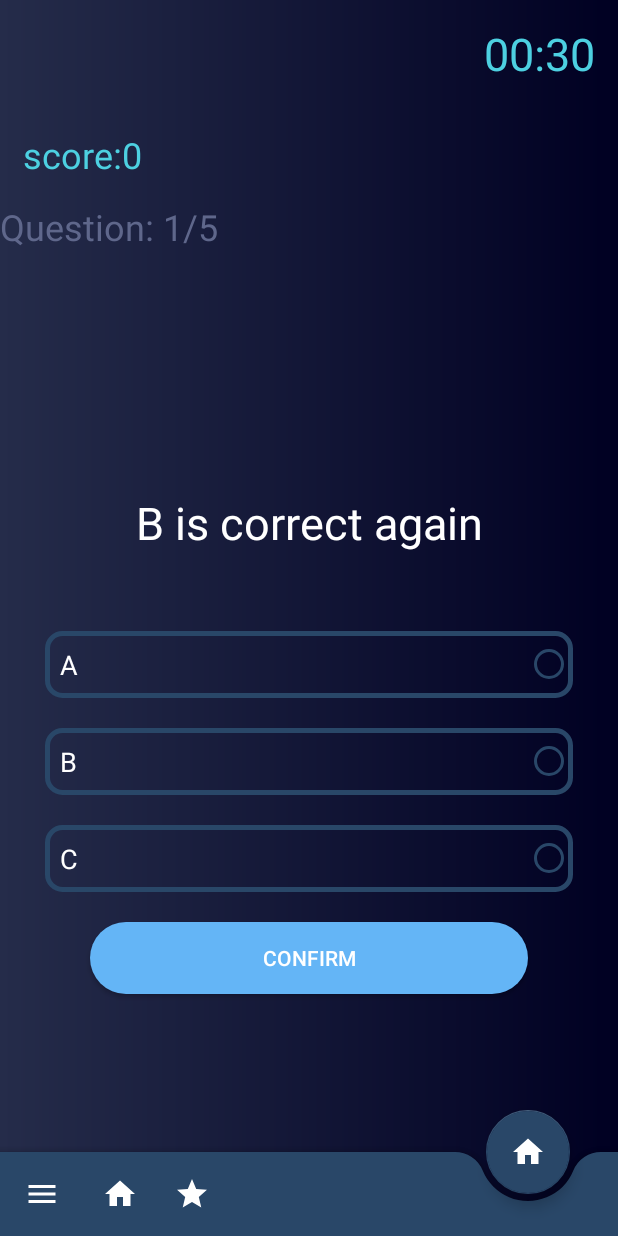
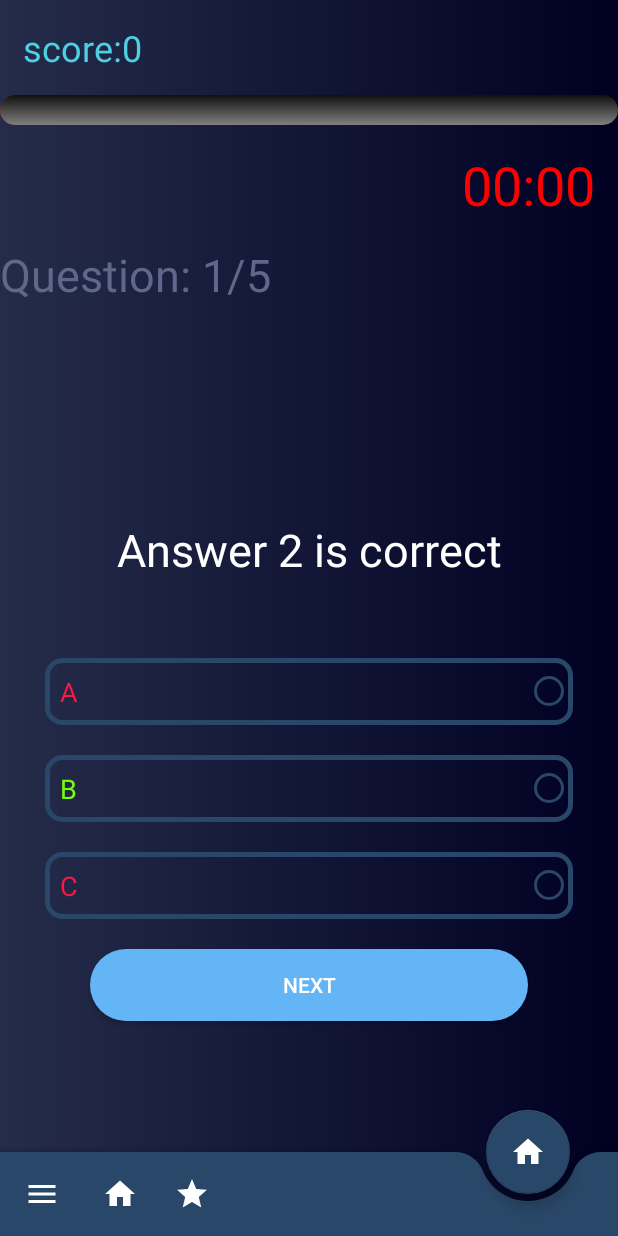
Before and after one commit to alaasahraoui/mini_projet_android, an Android app: the Activity3 screen opened directly, with no data from a screen before it, after a tap on an icon or button, on a phone screen of 412 x 824 dp. Run offline under Robolectric (Android 15) with nearby library versions, the phone set to English and light mode, and no system bars.

Commit message:
added  progress bar

```diff
--- a/app/src/main/java/com/example/myapp6/QuizActivity.java
+++ b/app/src/main/java/com/example/myapp6/QuizActivity.java
@@ -2,10 +2,14 @@ package com.example.myapp6;
 
 import android.content.res.ColorStateList;
 import android.graphics.Color;
-
+import android.os.AsyncTask;
 import android.os.Bundle;
+import android.os.CountDownTimer;
+import android.os.Handler;
+import android.os.SystemClock;
 import android.view.View;
 import android.widget.Button;
+import android.widget.ProgressBar;
 import android.widget.RadioButton;
 import android.widget.RadioGroup;
 import android.widget.TextView;
@@ -15,8 +19,30 @@ import androidx.appcompat.app.AppCompatActivity;
 
 import java.util.Collections;
 import java.util.List;
+import java.util.Locale;
 
-public class QuizActivity extends AppCompatActivity {
+public class QuizActivity extends  AppCompatActivity {
+    private Handler myhandler=new Handler();
+
+
+
+
+
+
+
+
+
+
+
+
+
+
+
+
+
+    public static final String EXTRA_SCORE = "extraScore";
+    private static final long COUNTDOWN_IN_MILLIS = 30000;
+    public ProgressBar progressBar, myProgressBar;
     private TextView textViewQuestion;
     private TextView textViewScore;
     private TextView textViewQuestionCount;
@@ -28,7 +54,12 @@ public class QuizActivity extends AppCompatActivity {
     private Button buttonConfirmNext;
 
     private ColorStateList textColorDefaultRb;
+    private ColorStateList textColorDefaultCd;
 
+    private CountDownTimer countDownTimer;
+    private long timeLeftInMillis;
+
+    private long backPressedTime;
     private List<Question> questionList;
     private int questionCounter;
     private int questionCountTotal;
@@ -36,14 +67,32 @@ public class QuizActivity extends AppCompatActivity {
 
     private int score;
     private boolean answered;
+public int progress_status=0;
+
 
     @Override
     protected void onCreate(Bundle savedInstanceState) {
         super.onCreate(savedInstanceState);
         setContentView(R.layout.activity_quiz);
+        mythread();
+
+
+
+
+
+
+
+
+
 
         textViewQuestion = findViewById(R.id.qst_textview);
         textViewScore = findViewById(R.id.score_textview);
+
+
+        myProgressBar = (ProgressBar)findViewById(R.id.myprogressbar);
+
+
+
         textViewQuestionCount = findViewById(R.id.text_view_question_count);
         textViewCountDown = findViewById(R.id.timer_textview);
         rbGroup = findViewById(R.id.radio_group);
@@ -51,15 +100,26 @@ public class QuizActivity extends AppCompatActivity {
         rb2 = findViewById(R.id.rd2);
         rb3 = findViewById(R.id.rd3);
         buttonConfirmNext = findViewById(R.id.next_btn_quiz);
+        textColorDefaultRb = rb1.getTextColors();
+        textColorDefaultCd = textViewCountDown.getTextColors();
 
-        textColorDefaultRb = rb1.getTextColors();
+
+
+
 
         QuizDbHelper dbHelper = new QuizDbHelper(this);
         questionList = dbHelper.getAllQuestions();
         questionCountTotal = questionList.size();
         Collections.shuffle(questionList);
 
+
+
+
+
+
         showNextQuestion();
+
+
 
         buttonConfirmNext.setOnClickListener(new View.OnClickListener() {
             @Override
@@ -77,10 +137,50 @@ public class QuizActivity extends AppCompatActivity {
         });
     }
 
+
+
+
+private void  mythread(){    new Thread(new Runnable() {
+
+    @Override
+    public void run() {
+        while (progress_status < 100){
+            progress_status+=3.33;
+            android.os.SystemClock.sleep(1000);
+            myhandler.post(new Runnable() {
+                @Override
+                public void run() {
+                    myProgressBar.setProgress(( progress_status));
+                }
+            });
+        }
+
+
+
+
+    }
+
+
+
+
+
+
+}).start();}
+
+
+
+
+
+
+
+
+
+
     private void showNextQuestion() {
         rb1.setTextColor(textColorDefaultRb);
         rb2.setTextColor(textColorDefaultRb);
         rb3.setTextColor(textColorDefaultRb);
+
         rbGroup.clearCheck();
 
         if (questionCounter < questionCountTotal) {
@@ -92,13 +192,73 @@ public class QuizActivity extends AppCompatActivity {
             rb3.setText(currentQuestion.getOption3());
 
             questionCounter++;
+            progress_status=0;
             textViewQuestionCount.setText("Question: " + questionCounter + "/" + questionCountTotal);
             answered = false;
             buttonConfirmNext.setText("Confirm");
+
+
+            timeLeftInMillis = COUNTDOWN_IN_MILLIS;
+
+            startCountDown();
         } else {
             finishQuiz();
         }
     }
+
+
+
+
+    private void startCountDown() {
+
+
+
+
+
+
+
+        mythread();
+
+
+        countDownTimer = new CountDownTimer(timeLeftInMillis, 1000) {
+
+            @Override
+            public void onTick(long millisUntilFinished) {
+                timeLeftInMillis = millisUntilFinished;
+
+
+                updateCountDownText();
+
+            }
+
+            @Override
+            public void onFinish() {
+                timeLeftInMillis = 0;
+                updateCountDownText();
+                checkAnswer();
+            }
+        }.start();
+    }
+
+
+
+
+    private void updateCountDownText() {
+
+        int minutes = (int) (timeLeftInMillis / 1000) / 60;
+        int seconds = (int) (timeLeftInMillis / 1000) % 60;
+
+        String timeFormatted = String.format(Locale.getDefault(), "%02d:%02d", minutes, seconds);
+
+        textViewCountDown.setText(timeFormatted);
+
+        if (timeLeftInMillis < 10000) {
+            textViewCountDown.setTextColor(Color.RED);
+        } else {
+            textViewCountDown.setTextColor(textColorDefaultCd);
+        }
+    }
+
 
     private void checkAnswer() {
         answered = true;
@@ -147,4 +307,68 @@ public class QuizActivity extends AppCompatActivity {
     private void finishQuiz() {
         finish();
     }
-}
+
+
+
+    @Override
+    public void onBackPressed() {
+        if (backPressedTime + 2000 > System.currentTimeMillis()) {
+            finishQuiz();
+        } else {
+            Toast.makeText(this, "Press back again to finish", Toast.LENGTH_SHORT).show();
+        }
+
+        backPressedTime = System.currentTimeMillis();
+    }
+
+    @Override
+    protected void onDestroy() {
+        super.onDestroy();
+        if (countDownTimer != null) {
+            countDownTimer.cancel();
+        }
+    }
+
+
+
+
+
+
+
+    public class MyAsyncTask extends AsyncTask<Void, Integer, Void> {
+
+        @Override
+        protected void onPreExecute() {
+            myProgressBar.setVisibility(View.VISIBLE);
+            myProgressBar.setProgress(0);
+            progressBar.setVisibility(View.VISIBLE);
+            progressBar.setProgress(0);
+        }
+
+        @Override
+        protected Void doInBackground(Void... voids) {
+            for(int i=0; i<100; i++){
+                publishProgress(i);
+                SystemClock.sleep(100);
+            }
+            return null;
+        }
+
+        @Override
+        protected void onProgressUpdate(Integer... values) {
+            myProgressBar.setProgress(values[0]);
+            progressBar.setProgress(values[0]);
+        }
+
+        @Override
+        protected void onPostExecute(Void aVoid) {
+            myProgressBar.setVisibility(View.GONE);
+            progressBar.setVisibility(View.GONE);
+
+        }
+    }
+
+
+
+
+    }
--- /dev/null
+++ b/app/src/main/res/drawable/myprogressbar.xml
@@ -0,0 +1,29 @@
+<?xml version="1.0" encoding="utf-8"?>
+<layer-list xmlns:android="http://schemas.android.com/apk/res/android">
+    <item android:id="@android:id/background">
+        <shape>
+            <corners android:radius="10dip" />
+            <gradient
+                android:startColor="#000000"
+                android:centerColor="#FF0000"
+                android:centerY="1.0"
+                android:endColor="#B0B0B0"
+                android:angle="180"
+                />
+        </shape>
+    </item>
+    <item android:id="@android:id/progress">
+        <clip>
+            <shape>
+                <corners android:radius="10dip" />
+                <gradient
+                    android:startColor="#101010"
+                    android:centerColor="#808080"
+                    android:centerY="1.0"
+                    android:endColor="#F0F0F0"
+                    android:angle="270"
+                    />
+            </shape>
+        </clip>
+    </item>
+</layer-list>
--- a/app/src/main/res/layout/activity_quiz.xml
+++ b/app/src/main/res/layout/activity_quiz.xml
@@ -17,6 +17,29 @@
         android:orientation="vertical">
 
         <TextView
+            android:id="@+id/score_textview"
+            android:layout_width="match_parent"
+            android:layout_height="wrap_content"
+            android:layout_margin="15sp"
+            android:text="score:0"
+            android:textColor="#4DD0E1"
+            android:textSize="24sp" />
+
+        <ProgressBar
+            android:id="@+id/myprogressbar"
+            style="@android:style/Widget.ProgressBar.Horizontal"
+            android:layout_width="match_parent"
+            android:layout_height="wrap_content"
+            android:progress="0"
+
+            android:progressDrawable="@drawable/myprogressbar"
+
+
+
+
+            />
+
+        <TextView
             android:id="@+id/timer_textview"
             android:layout_width="match_parent"
             android:layout_height="wrap_content"
@@ -24,16 +47,7 @@
             android:gravity="right"
             android:text="00:30"
             android:textColor="#4DD0E1"
-            android:textSize="30sp" />
-
-        <TextView
-            android:id="@+id/score_textview"
-            android:layout_width="match_parent"
-            android:layout_height="wrap_content"
-            android:layout_margin="15sp"
-            android:text="score:0"
-            android:textColor="#4DD0E1"
-            android:textSize="24sp" />
+            android:textSize="36sp" />
 
         <LinearLayout
             android:layout_width="wrap_content"
@@ -48,7 +62,8 @@
                 android:gravity="center"
                 android:text="Question 1"
                 android:textColor="#5F678B"
-                android:textSize="24sp" />
+                android:textSize="30sp" />
+
 
         </LinearLayout>
 
@@ -63,6 +78,12 @@
             android:gravity="center"
             android:layoutDirection="rtl"
             android:padding="10dp">
+
+
+
+
+
+
 
             <TextView
                 android:id="@+id/qst_textview"
```
Also changed, not shown: app/src/main/res/layout/activity_login.xml (+66 -66 lines).
